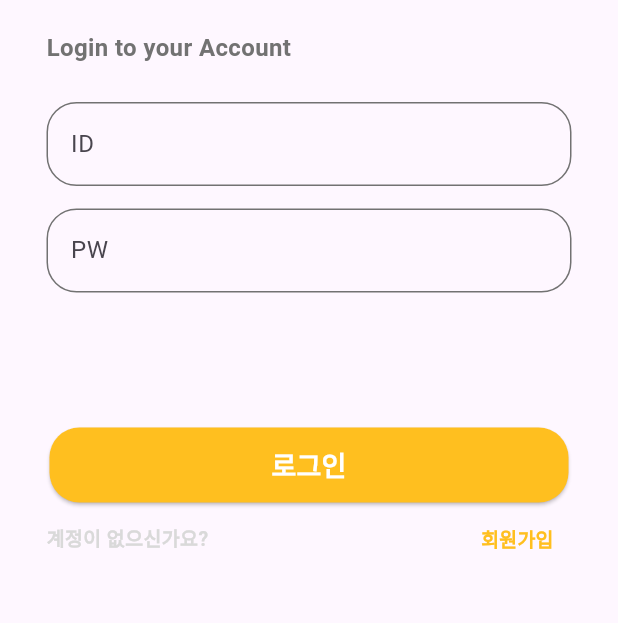
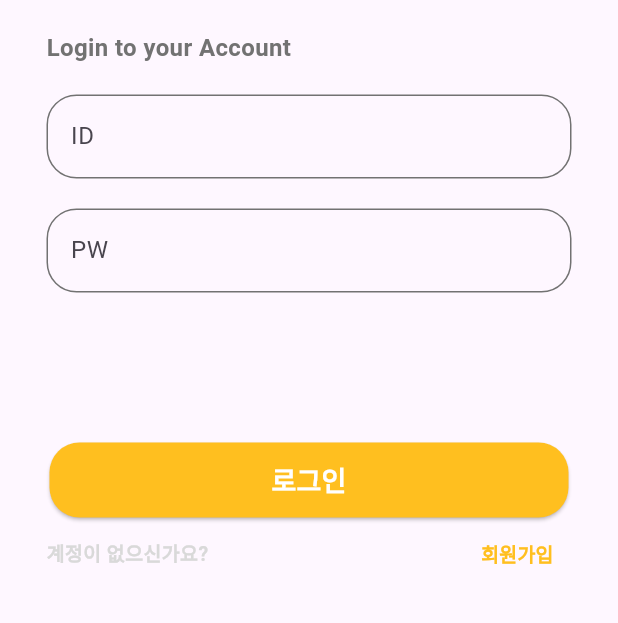
Before and after one commit to Eunjun1/kicksy-with-pythondb, a Flutter app: the Login screen opened directly, on a phone screen of 412 x 824 dp, the part 600-1223 px from its top. Run offline on Flutter 3.47's test engine with Material 3 defaults, Android fonts, the phone set to English and light mode, and no system bars; our stand-ins replace flutter_map, geolocator, get, image_picker, latlong2, sqflite; missing offline and left inert: remedi_kopo, simple_gesture_detector; accounts and stored records are empty; network calls fail; Roboto replaces fonts that are missing (Pretendard).

Commit message:
login upload

```diff
--- a/kicksy/lib/view/user/login.dart
+++ b/kicksy/lib/view/user/login.dart
@@ -2,12 +2,11 @@ import 'dart:convert';
 
 import 'package:flutter/material.dart';
 import 'package:get/get.dart';
-import 'package:kicksy/model/user.dart';
 import 'package:kicksy/view/hq/hq_main.dart';
 import 'package:kicksy/view/user/signup.dart';
 import 'package:kicksy/view/user/usermain.dart';
+import 'package:http/http.dart' as http;
 import 'package:kicksy/vm/database_handler.dart';
-import 'package:http/http.dart'as http;
 
 class Login extends StatefulWidget {
   const Login({super.key});
@@ -18,66 +17,106 @@ class Login extends StatefulWidget {
 
 class _LoginState extends State<Login> {
   //property
-  List<String> data  = [];
-  late TextEditingController userIDeditingController = TextEditingController();
-  late TextEditingController userPWeditingController = TextEditingController();
-
+  late TextEditingController userIDeditingController;
+  late TextEditingController userPWeditingController;
+  late DatabaseHandler handler;
+  List userId = [];
+  List userPw = [];
+  List user = [];
+  List empId = [];
+  List empPw = [];
+  List emp = [];
 
   @override
   void initState() {
     super.initState();
-    getJSONData();
-  }
-  getJSONData()async{
-    var response = await http.get(Uri.parse('http://127.0.0.1:8000/user/'));
-    data.clear();
-    data.addAll(json.decode(utf8.decode(response.bodyBytes))['results']);
-    // print(data);
-    setState(() {});
+    handler = DatabaseHandler();
+    userIDeditingController = TextEditingController();
+    userPWeditingController = TextEditingController();
+    getuserJSONData();
+    getEmployeeJSONData();
   }
 
-  // Future<void> _handleLogin() async {
-  //   String id = userIDeditingController.text.trim();
-  //   String pw = userPWeditingController.text.trim();
+  getuserJSONData() async {
+    var url = Uri.parse('http://127.0.0.1:8000/user/');
+    var response = await http.get(url);
 
-    // if (id.isEmpty || pw.isEmpty) {
-    //   Get.snackbar('입력 오류', '아이디와 비밀번호를 모두 입력하세요.');
-    //   return;
-    // }
+    user.clear();
+    userId.clear();
+    userPw.clear();
+    user.addAll(json.decode(utf8.decode(response.bodyBytes))['results']);
+    setState(() {});
+    // print(userPw);
+    for (int i = 0; i < user.length; i++) {
+      userId.add(user[i]['email']);
+      userPw.add(user[i]['password']);
+    }
+    setState(() {});
+    // print(userId);
+    // print(userPw);
+  }
 
-    // // 유저 테이블 확인
-    // final userList = await handler.querySignINUser(id);
-    // if (userList.isNotEmpty) {
-    //   final user = userList.first;
-    //   if (user.password == pw) {
-    //     Get.to(Usermain(), arguments: [user.email]);
-    //     userIDeditingController.clear();
-    //     userPWeditingController.clear();
-    //     return;
-    //   } else {
-    //     Get.snackbar('로그인 실패', '비밀번호가 틀렸습니다.');
-    //     return;
-    //   }
-    // }
+  getEmployeeJSONData() async {
+    var url = Uri.parse('http://127.0.0.1:8000/employee/');
+    var response = await http.get(url);
 
-    // // 직원 테이블 확인
-    // final empList = await handler.querySignINEmp(id);
-    // if (empList.isNotEmpty) {
-    //   final emp = empList.first;
-    //   if (emp.password == pw) {
-    //     Get.to(HqMain(), arguments: [emp.emp_code]);
-    //     userIDeditingController.clear();
-    //     userPWeditingController.clear();
-    //     return;
-    //   } else {
-    //     Get.snackbar('로그인 실패', '비밀번호가 틀렸습니다.');
-    //     return;
-    //   }
-    // }
+    empId.clear();
+    empPw.clear();
+    emp.clear();
+    emp.addAll(json.decode(utf8.decode(response.bodyBytes))['results']);
+    setState(() {});
+    // print(userPw);
+    for (int i = 0; i < emp.length; i++) {
+      empId.add(emp[i]['emp_code']);
+      empPw.add(emp[i]['password']);
+    }
+    setState(() {});
+    print(empId);
+    // print(empPw);
+  }
 
-  //   // 둘 다 없음
-  //   Get.snackbar('로그인 실패', '계정이 존재하지 않습니다.');
-  // }
+  Future<void> _handleLogin() async {
+    String id = userIDeditingController.text.trim();
+    String pw = userPWeditingController.text.trim();
+
+    if (id.isEmpty || pw.isEmpty) {
+      Get.snackbar('입력 오류', '아이디와 비밀번호를 모두 입력하세요.');
+      return;
+    }
+
+    // 유저 테이블 확인
+    final userList = await handler.querySignINUser(id);
+    if (userList.isNotEmpty) {
+      final user = userList.first;
+      if (user.password == userPw) {
+        Get.to(Usermain(), arguments: [user.email]);
+        userIDeditingController.clear();
+        userPWeditingController.clear();
+        return;
+      } else {
+        Get.snackbar('로그인 실패', '비밀번호가 틀렸습니다.');
+        return;
+      }
+    }
+
+    // 직원 테이블 확인
+    final empList = await handler.querySignINEmp(id);
+    if (empList.isNotEmpty) {
+      final emp = empList.first;
+      if (emp.password == pw) {
+        Get.to(HqMain(), arguments: [emp.emp_code]);
+        userIDeditingController.clear();
+        userPWeditingController.clear();
+        return;
+      } else {
+        Get.snackbar('로그인 실패', '비밀번호가 틀렸습니다.');
+        return;
+      }
+    }
+
+    // 둘 다 없음
+    Get.snackbar('로그인 실패', '계정이 존재하지 않습니다.');
+  }
 
   @override
   Widget build(BuildContext context) {
@@ -89,8 +128,8 @@ class _LoginState extends State<Login> {
             child: Column(
               mainAxisAlignment: MainAxisAlignment.center,
               children: [
+                SizedBox(height: 50),
                 //logo
-                SizedBox(height: 50),
                 Image.asset('images/logo.png', width: 350),
                 Padding(
                   padding: const EdgeInsets.symmetric(vertical: 20),
@@ -111,9 +150,58 @@ class _LoginState extends State<Login> {
                     ),
                   ),
                 ),
-                //   //ID입력창
-                _buildTextfield(userIDeditingController, 'ID'),
-                _buildTextfield(userPWeditingController, 'PW'),
+                SizedBox(
+                  //ID입력창
+                  width: 350,
+                  child: TextField(
+                    controller: userIDeditingController,
+
+                    decoration: InputDecoration(
+                      labelText: 'ID',
+                      border: OutlineInputBorder(
+                        borderRadius: BorderRadius.circular(20),
+                        borderSide: BorderSide(color: Color(0xFF727272)),
+                      ),
+                      enabledBorder: OutlineInputBorder(
+                        //입력 비활성화됐을때
+                        borderRadius: BorderRadius.circular(20),
+                        borderSide: BorderSide(color: Color(0xFF727272)),
+                      ),
+                      focusedBorder: OutlineInputBorder(
+                        borderRadius: BorderRadius.circular(20),
+                        borderSide: BorderSide(color: Color(0xFFFFBF1F)),
+                      ),
+                    ),
+                  ),
+                ),
+                Padding(
+                  padding: const EdgeInsets.symmetric(vertical: 20),
+                  child: SizedBox(
+                    //PW입력창
+                    width: 350,
+                    child: TextField(
+                      controller: userPWeditingController,
+                      decoration: InputDecoration(
+                        // hintText: 'ID를입력하세요',
+                        labelText: 'PW',
+                        border: OutlineInputBorder(
+                          borderRadius: BorderRadius.circular(20),
+                          borderSide: BorderSide(color: Color(0xFF727272)),
+                        ),
+                        enabledBorder: OutlineInputBorder(
+                          //입력 비활성화됐을때
+                          borderRadius: BorderRadius.circular(20),
+                          borderSide: BorderSide(color: Color(0xFF727272)),
+                        ),
+                        focusedBorder: OutlineInputBorder(
+                          borderRadius: BorderRadius.circular(20),
+                          borderSide: BorderSide(color: Color(0xFFFFBF1F)),
+                        ),
+                      ),
+                      obscureText: true,
+                    ),
+                  ),
+                ),
                 Padding(
                   padding: const EdgeInsets.only(top: 80.0),
                   child: SizedBox(
@@ -121,10 +209,36 @@ class _LoginState extends State<Login> {
                     height: 50,
                     child: ElevatedButton(
                       onPressed: () {
-                        // if(userIDeditingController.text == ){
-
-                        // }
-                        Get.to(Usermain());
+                        bool idvalue = userId.contains(
+                          userIDeditingController.text,
+                        );
+                        bool pwvalue = userPw.contains(
+                          userPWeditingController.text,
+                        );
+                        bool empidvalue = empId.contains(
+                          int.parse(userIDeditingController.text),
+                        );
+                        bool emppwvalue = empPw.contains(
+                          userPWeditingController.text,
+                        );
+                        // print(idvalue);
+                        // print(pwvalue);
+                        print(userIDeditingController.text);
+                        print(empidvalue);
+                        // print(emppwvalue);
+                        if (idvalue && pwvalue) {
+                          Get.to(
+                            Usermain(),
+                            arguments: [userIDeditingController.text],
+                          );
+                        } else if (empidvalue && emppwvalue) {
+                          Get.to(
+                            HqMain(),
+                            arguments: [userIDeditingController.text],
+                          );
+                        } else {
+                          Get.snackbar('title', 'message');
+                        }
                       },
                       style: ElevatedButton.styleFrom(
                         backgroundColor: Color(0xFFFFBF1F),
@@ -181,39 +295,5 @@ class _LoginState extends State<Login> {
         ),
       ),
     );
-  }//build
-
-  //----wigget----
-  Widget _buildTextfield(TextEditingController controller, String labelText){
-    return Padding(
-      padding: const EdgeInsets.fromLTRB(0, 5, 0,10),
-      child: SizedBox(
-        width: 350,
-        child: TextField(
-          controller: controller,
-          decoration: InputDecoration(
-            labelText: labelText,
-            border: OutlineInputBorder(
-              borderRadius: BorderRadius.circular(20),
-              borderSide: BorderSide(color: Color(0xFF727272)),
-            ),
-            enabledBorder: OutlineInputBorder(
-              //입력 비활성화됐을때
-              borderRadius: BorderRadius.circular(20),
-              borderSide: BorderSide(color: Color(0xFF727272)),
-            ),
-            focusedBorder: OutlineInputBorder(
-              borderRadius: BorderRadius.circular(20),
-              borderSide: BorderSide(color: Color(0xFFFFBF1F)),
-            ),
-          ),
-        ),
-      ),
-    );
-
   }
-
-
-  //----function----
-
-}//class
+}
```
